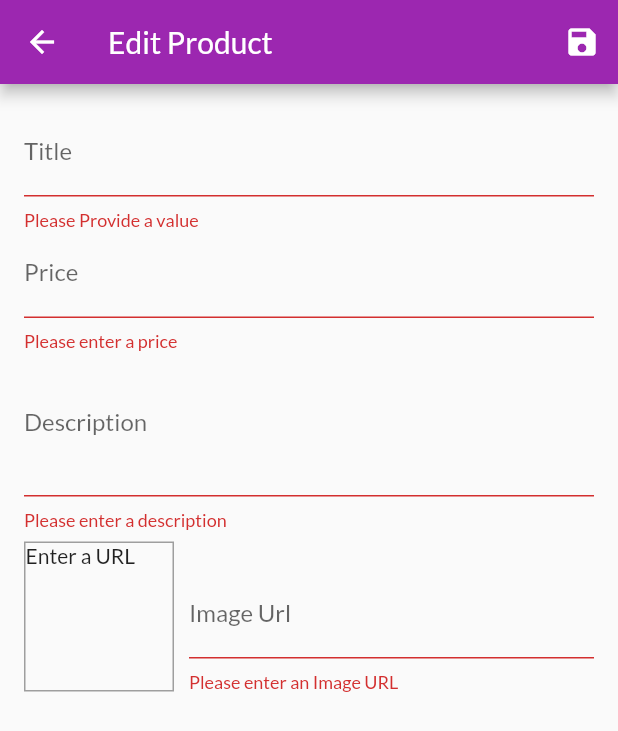
After one commit to jaahhiid/shop_app, a Flutter app: the EditProductScreen screen opened by its route, after a tap on the "save" icon, on a phone screen of 412 x 824 dp. The commit adds this screen. Shown: the top 731 px of the screen. Run offline on Flutter 3.47's test engine with Material 2 defaults, Android fonts, the phone set to English and light mode, and no system bars; network calls fail.

Commit message:
add product and edit product

```diff
--- a/lib/main.dart
+++ b/lib/main.dart
@@ -7,6 +7,8 @@ import './providers/products.dart';
 import './providers/cart.dart';
 import './providers/orders.dart';
 import './screens/order_screen.dart';
+import './screens/user_product_screen.dart';
+import './screens/edit_products_screen.dart';
 
 void main() => runApp(MyApp());
 
@@ -37,6 +39,8 @@ class MyApp extends StatelessWidget {
             ProductDetailScreen.routeName: (ctx) => ProductDetailScreen(),
             CartScreen.routeName: (ctx) => CartScreen(),
             OrderScreen.routeName: (ctx) => OrderScreen(),
+            UserProductScreen.routeName:(ctx) => UserProductScreen(),
+            EditProductScreen.routeName:(ctx) => EditProductScreen(),
           }),
     );
   }
--- a/lib/providers/products.dart
+++ b/lib/providers/products.dart
@@ -64,8 +64,26 @@ class Products with ChangeNotifier {
   //   notifyListeners();
   // }
 
-  void addProduct() {
-    // _items.add(value);
+  void addProduct(Product product) {
+    final newProduct = Product(
+      id: DateTime.now().toString(),
+      title: product.title,
+      description: product.description,
+      price: product.price,
+      imageUrl: product.imageUrl,
+    );
+    _items.add(newProduct);
+    // _items.insert(0, newProduct); // at the start of the list
     notifyListeners();
   }
+
+  void updateProduct(String id, Product newProduct) {
+    final prodIndex = _items.indexWhere((prod) => prod.id == id);
+    if (prodIndex >= 0) {
+      _items[prodIndex] = newProduct;
+      notifyListeners();
+    } else {
+      print('...');
+    }
+  }
 }
--- /dev/null
+++ b/lib/screens/edit_products_screen.dart
@@ -0,0 +1,280 @@
+import 'package:flutter/material.dart';
+import '../providers/product.dart';
+import '../providers/products.dart';
+import 'package:provider/provider.dart';
+
+class EditProductScreen extends StatefulWidget {
+  static const routeName = '/edit-product';
+  // const EditProductScreen({Key key}) : super(key: key);
+
+  @override
+  State<EditProductScreen> createState() => _EditProductScreenState();
+}
+
+class _EditProductScreenState extends State<EditProductScreen> {
+  final _priceFocusNode = FocusNode();
+  final _descriptionFocusNode = FocusNode();
+  final _imageUrlController = TextEditingController();
+  final _imageUrlFocusNode = FocusNode();
+  final _form = GlobalKey<FormState>();
+  var _editedProduct = Product(
+    id: null,
+    title: '',
+    description: '',
+    price: 0,
+    imageUrl: '',
+  );
+
+  var _initValues = {
+    'title': '',
+    'description': '',
+    'price': '',
+    'imageUrl': '',
+  };
+
+  var _isInit = true;
+
+  @override
+  void didChangeDependencies() {
+    if (_isInit) {
+      final productId = ModalRoute.of(context).settings.arguments as String;
+      if (productId != null) {
+        _editedProduct =
+            Provider.of<Products>(context, listen: false).findById(productId);
+        _initValues = {
+          'title': _editedProduct.title,
+          'description': _editedProduct.description,
+          'price': _editedProduct.price.toString(),
+          // 'imageUrl': _editedProduct.imageUrl,
+          'imageUrl': '',
+        };
+        _imageUrlController.text = _editedProduct.imageUrl;
+      }
+    }
+    _isInit = false;
+
+    super.didChangeDependencies();
+  }
+
+  @override
+  void initState() {
+    _imageUrlFocusNode.addListener(_updateImageUrl);
+    super.initState();
+  }
+
+  @override
+  void dispose() {
+    _imageUrlFocusNode.removeListener(_updateImageUrl);
+    _priceFocusNode.dispose();
+    _descriptionFocusNode.dispose();
+    _imageUrlController.dispose();
+    _imageUrlFocusNode.dispose();
+    super.dispose();
+  }
+
+  void _updateImageUrl() {
+    if (!_imageUrlFocusNode.hasFocus) {
+      if ((!_imageUrlController.text.startsWith('http') &&
+              !_imageUrlController.text.startsWith('https')) ||
+          (!_imageUrlController.text.endsWith('.png') &&
+              !_imageUrlController.text.endsWith('.jpg') &&
+              !_imageUrlController.text.endsWith('.jpeg'))) {
+        return;
+      }
+      setState(() {});
+    }
+  }
+
+  void _saveForm() {
+    final isValid = _form.currentState.validate();
+    if (!isValid) {
+      return;
+    }
+    _form.currentState.save();
+    if (_editedProduct.id != null) {
+      Provider.of<Products>(context, listen: false)
+          .updateProduct(_editedProduct.id, _editedProduct);
+    } else {
+      Provider.of<Products>(context, listen: false).addProduct(_editedProduct);
+    }
+
+    Navigator.of(context).pop();
+    // print(_editedProduct.title);
+    // print(_editedProduct.description);
+    // print(_editedProduct.price);
+    // print(_editedProduct.imageUrl);
+  }
+
+  @override
+  Widget build(BuildContext context) {
+    return Scaffold(
+      appBar: AppBar(
+        title: Text('Edit Product'),
+        actions: [
+          IconButton(onPressed: _saveForm, icon: const Icon(Icons.save)),
+        ],
+      ),
+      body: Padding(
+        padding: const EdgeInsets.all(16.0),
+        child: Form(
+          key: _form,
+          child: ListView(
+            children: [
+              TextFormField(
+                initialValue: _initValues['title'],
+                decoration: const InputDecoration(labelText: 'Title'),
+                textInputAction: TextInputAction.next,
+                onFieldSubmitted: (_) {
+                  FocusScope.of(context).requestFocus(_priceFocusNode);
+                },
+                validator: (value) {
+                  if (value.isEmpty) {
+                    return 'Please Provide a value';
+                  }
+                  return null;
+                },
+                onSaved: (value) {
+                  _editedProduct = Product(
+                    id: _editedProduct.id,
+                    isFavorite: _editedProduct.isFavorite,
+                    title: value,
+                    description: _editedProduct.description,
+                    price: _editedProduct.price,
+                    imageUrl: _editedProduct.imageUrl,
+                  );
+                },
+              ),
+              TextFormField(
+                initialValue: _initValues['price'],
+                decoration: const InputDecoration(labelText: 'Price'),
+                textInputAction: TextInputAction.next,
+                keyboardType: TextInputType.number,
+                focusNode: _priceFocusNode,
+                onFieldSubmitted: (_) {
+                  FocusScope.of(context).requestFocus(_descriptionFocusNode);
+                },
+                validator: (value) {
+                  if (value.isEmpty) {
+                    return 'Please enter a price';
+                  }
+                  if (double.tryParse(value) == null) {
+                    return 'Please enter a valid number';
+                  }
+                  if (double.parse(value) <= 0) {
+                    return 'Please enter a number greater than zero';
+                  }
+                  return null;
+                },
+                onSaved: (value) {
+                  _editedProduct = Product(
+                    id: _editedProduct.id,
+                    isFavorite: _editedProduct.isFavorite,
+                    title: _editedProduct.title,
+                    description: _editedProduct.description,
+                    price: double.parse(value),
+                    imageUrl: _editedProduct.imageUrl,
+                  );
+                },
+              ),
+              TextFormField(
+                initialValue: _initValues['description'],
+                decoration: const InputDecoration(labelText: 'Description'),
+                maxLines: 3,
+                //textInputAction: TextInputAction.next,
+                keyboardType: TextInputType.multiline,
+                focusNode: _descriptionFocusNode,
+                validator: (value) {
+                  if (value.isEmpty) {
+                    return 'Please enter a description';
+                  }
+                  if (value.length < 10) {
+                    return 'Shoul enter at least 10 character long';
+                  }
+                  return null;
+                },
+                onSaved: (value) {
+                  _editedProduct = Product(
+                    id: _editedProduct.id,
+                    isFavorite: _editedProduct.isFavorite,
+                    title: _editedProduct.title,
+                    description: value,
+                    price: _editedProduct.price,
+                    imageUrl: _editedProduct.imageUrl,
+                  );
+                },
+                // onFieldSubmitted: (_) {
+                //   FocusScope.of(context).requestFocus(_priceFocusNode);
+                // },
+              ),
+              Row(
+                crossAxisAlignment: CrossAxisAlignment.end,
+                children: [
+                  Container(
+                    width: 100,
+                    height: 100,
+                    margin: EdgeInsets.only(
+                      top: 8,
+                      right: 10,
+                    ),
+                    decoration: BoxDecoration(
+                      border: Border.all(
+                        width: 1,
+                        color: Colors.grey,
+                      ),
+                    ),
+                    child: _imageUrlController.text.isEmpty
+                        ? Text('Enter a URL')
+                        : FittedBox(
+                            child: Image.network(
+                              _imageUrlController.text,
+                              fit: BoxFit.cover,
+                            ),
+                          ),
+                  ),
+                  Expanded(
+                    child: TextFormField(
+                      //initialValue: _initValues['imageUrl'],
+                      decoration: const InputDecoration(labelText: 'Image Url'),
+                      keyboardType: TextInputType.url,
+                      textInputAction: TextInputAction.done,
+                      controller: _imageUrlController,
+                      focusNode: _imageUrlFocusNode,
+                      onFieldSubmitted: (_) {
+                        _saveForm();
+                      },
+                      validator: (value) {
+                        if (value.isEmpty) {
+                          return 'Please enter an Image URL';
+                        }
+                        if (!value.startsWith('http') &&
+                            !value.startsWith('https')) {
+                          return 'Please enter a valid URL';
+                        }
+                        if (!value.endsWith('.png') &&
+                            !value.endsWith('.jpg') &&
+                            !value.endsWith('.jpeg')) {
+                          return 'Please enter a valid image URL';
+                        }
+                        return null;
+                      },
+                      onSaved: (value) {
+                        _editedProduct = Product(
+                          id: _editedProduct.id,
+                          isFavorite: _editedProduct.isFavorite,
+                          title: _editedProduct.title,
+                          description: _editedProduct.description,
+                          price: _editedProduct.price,
+                          imageUrl: value,
+                        );
+                      },
+                    ),
+                  ),
+                ],
+              )
+            ],
+          ),
+        ),
+      ),
+    );
+  }
+}
--- a/lib/widgets/app_drawer.dart
+++ b/lib/widgets/app_drawer.dart
@@ -1,4 +1,5 @@
 import 'package:flutter/material.dart';
+import '../screens/user_product_screen.dart';
 import '../screens/order_screen.dart';
 
 class AppDrawer extends StatelessWidget {
@@ -29,6 +30,14 @@ class AppDrawer extends StatelessWidget {
               Navigator.of(context).pushReplacementNamed(OrderScreen.routeName);
             },
           ),
+          Divider(),
+          ListTile(
+            leading: Icon(Icons.edit),
+            title: Text('Manage Product'),
+            onTap: () {
+              Navigator.of(context).pushReplacementNamed(UserProductScreen.routeName);
+            },
+          ),
         ],
       ),
     );
```
Also changed, not shown: lib/providers/cart.dart (+20 -0 lines), lib/screens/user_product_screen.dart (added, +46 -0 lines), lib/widgets/cart_item.dart (+22 -0 lines), lib/widgets/product_item.dart (+21 -1 lines), lib/widgets/user_product_item.dart (added, +43 -0 lines).
